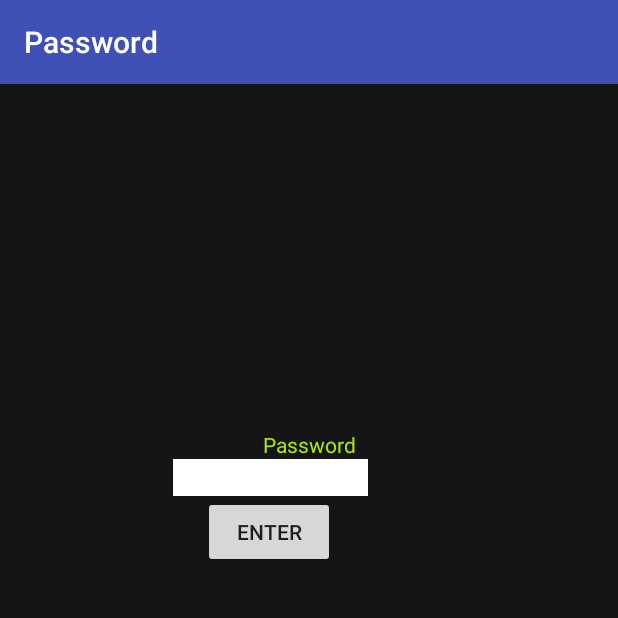
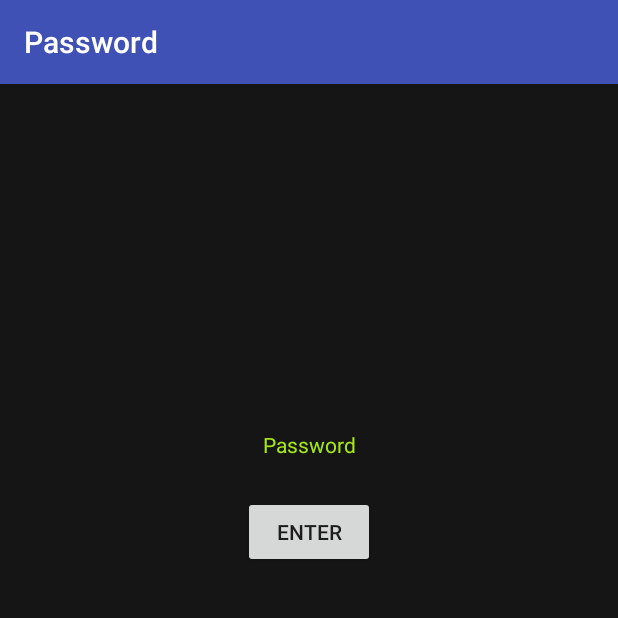
Before and after one commit to AngieGE/Arquitectura, an Android app: the screen it shows after launch (Password), on a phone screen of 412 x 824 dp, the top half of it. Run offline under Robolectric (Android 15) with nearby library versions, the phone set to English and light mode, and no system bars.

Commit message:
Codification of the compaunds done
Codification of the "Seleccion de recinto" done, click listener to check when buttons are toched. ISSUES WITH GRAPHICAL STILL PENDING.
Creation of the new layout for a screen of the compund selected and send to the tower selection activity

```diff
--- a/Proyecto_Arquitectura/app/src/main/AndroidManifest.xml
+++ b/Proyecto_Arquitectura/app/src/main/AndroidManifest.xml
@@ -19,7 +19,9 @@
             android:name=".Password"
             android:label="Password"
             android:theme="@style/AppTheme" />
-        <activity android:name=".Seleccion_resinto"></activity>
+        <activity android:name=".Seleccion_resinto" />
+        <activity android:name=".Avenda_Screen_Load" />
+        <activity android:name=".Selecion_Torre"></activity>
     </application>
 
 </manifest>
--- a/Proyecto_Arquitectura/app/src/main/java/mx/itesm/maldi/proyecto_arquitectura/Seleccion_resinto.java
+++ b/Proyecto_Arquitectura/app/src/main/java/mx/itesm/maldi/proyecto_arquitectura/Seleccion_resinto.java
@@ -23,9 +23,9 @@ public class Seleccion_resinto extends AppCompatActivity implements View.OnClick
     @Override
     public void onClick(View v) {
         switch (v.getId()) {
-            case R.id.enter: //Enter
+            case R.id.Avenda: //Enter
                 Intent i;
-                i = new Intent(Seleccion_resinto.this, Seleccion_resinto.class);
+                i = new Intent(Seleccion_resinto.this, Avenda_Screen_Load.class);
                 startActivity(i);
                break;
         }
--- a/Proyecto_Arquitectura/app/src/main/res/layout/password.xml
+++ b/Proyecto_Arquitectura/app/src/main/res/layout/password.xml
@@ -22,12 +22,13 @@
     <LinearLayout
         android:orientation="vertical"
         android:layout_width="match_parent"
-        android:layout_height="wrap_content">
+        android:layout_height="match_parent">
 
         <LinearLayout
             android:orientation="vertical"
             android:layout_width="match_parent"
-            android:layout_height="wrap_content">
+            android:layout_height="wrap_content"
+            android:gravity="center_horizontal">
 
             <EditText
                 android:layout_height="match_parent"
@@ -37,10 +38,9 @@
                 android:layout_weight="1"
                 android:gravity="center_vertical|center_horizontal"
                 android:textColor="@color/green_letters"
-                android:background="@color/white_letters"
+                android:background="@color/black"
                 android:id="@+id/password"
-                android:layout_width="130dp"
-                android:layout_marginLeft="115dp" />
+                android:layout_width="wrap_content" />
 
             <Button
                 android:text="Enter"
@@ -48,8 +48,7 @@
                 android:layout_height="wrap_content"
                 android:id="@+id/enter"
                 android:layout_weight="1"
-                android:gravity="center"
-                android:layout_marginLeft="135dp" />
+                android:gravity="center" />
         </LinearLayout>
 
     </LinearLayout>
--- a/Proyecto_Arquitectura/app/src/main/res/values/colors.xml
+++ b/Proyecto_Arquitectura/app/src/main/res/values/colors.xml
@@ -8,5 +8,6 @@
     <color name="green_letters">#A6E817</color>
     <color name="gray_letters">#E6E6E6</color>
     <color name="gray_background">#BDBDBD</color>
+    <color name="black">#151515</color>
 
 </resources>
```
Also changed, not shown: Proyecto_Arquitectura/app/src/main/java/mx/itesm/maldi/proyecto_arquitectura/Avenda_Screen_Load.java (added, +28 -0 lines), Proyecto_Arquitectura/app/src/main/java/mx/itesm/maldi/proyecto_arquitectura/Selecion_Torre.java (added, +13 -0 lines), Proyecto_Arquitectura/app/src/main/res/layout/activity_avenda__screen__load.xml (added, +26 -0 lines), Proyecto_Arquitectura/app/src/main/res/layout/activity_selecion__torre.xml (added, +13 -0 lines), Proyecto_Arquitectura/app/src/main/res/drawable/screen_loading.jpg (added).
